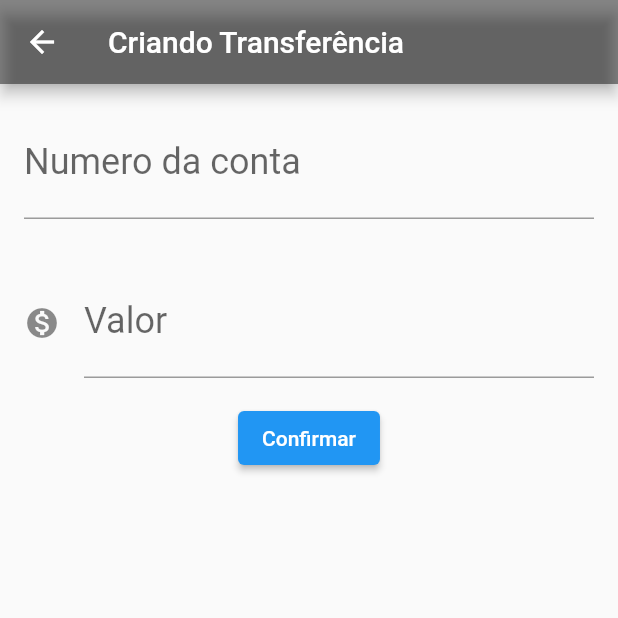
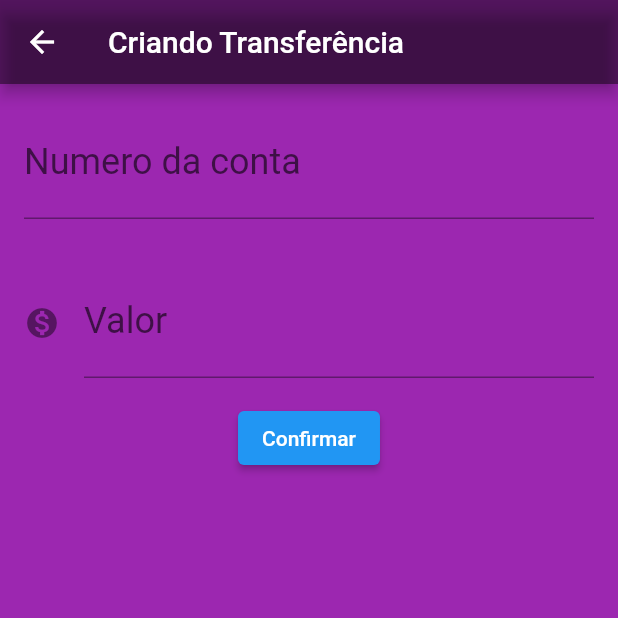
Before and after one commit to fabriciorangel07/RichBank, a Flutter app: the ListaTransferencia screen opened directly, after a tap on the "add" icon, on a phone screen of 412 x 824 dp, the top half of it. Run offline on Flutter 3.47's test engine with Material 2 defaults, Android fonts, the phone set to English and light mode, and no system bars.

Commit message:
Mudando cores do projeto.
Cores nos background.

```diff
--- a/lib/main.dart
+++ b/lib/main.dart
@@ -12,7 +12,6 @@ class Banco extends StatelessWidget {
     return MaterialApp(
       home: Scaffold(
         body: MenuDashboard(),
-        backgroundColor: Color.fromARGB(255, 56, 4, 8),
       ),
     );
   }
--- a/lib/screens/Contatos/lista_contatos.dart
+++ b/lib/screens/Contatos/lista_contatos.dart
@@ -86,7 +86,6 @@ class FormularioContatosState extends State<FormularioContatos> {
   }
 
   void _criaCadastro (BuildContext context) {
-    //debugPrint('Clicou em confirmar');
     final String? nome = (
       _controladorCampoNome.text
     );
@@ -110,8 +109,6 @@ class FormularioContatosState extends State<FormularioContatos> {
         email,
         CPF,
       );
-      //debugPrint('Criando transferência');
-      //debugPrint('$transferenciaCriada');
       Navigator.pop(context, usuarioCriado);
     }
   }
--- a/lib/screens/dashboard.dart
+++ b/lib/screens/dashboard.dart
@@ -19,6 +19,7 @@ class MenuDashboardState extends State<MenuDashboard> {
         backgroundColor: Colors.red,
         title: Text(_tituloAppBar),
       ),
+      backgroundColor: Color.fromARGB(255, 56, 4, 8),
       body: Column(
         mainAxisAlignment: MainAxisAlignment.spaceBetween,
         crossAxisAlignment: CrossAxisAlignment.start,
--- a/lib/screens/transferencias/formulario_transferencia.dart
+++ b/lib/screens/transferencias/formulario_transferencia.dart
@@ -55,6 +55,7 @@ class FormularioTransferenciaState extends State<FormularioTransferencia> {
           ],
         ),
       ),
+      backgroundColor: Colors.purple,
     );
   }
 
--- a/lib/screens/transferencias/lista_transferencia.dart
+++ b/lib/screens/transferencias/lista_transferencia.dart
@@ -22,14 +22,17 @@ class ListaTransferenciaState extends State<ListaTransferencia> {
         title: Text(_tituloAppBar),
         backgroundColor: Colors.redAccent [300],
       ),
+      backgroundColor: Color.fromARGB(255, 59, 2, 11),
       body: ListView.builder(
         itemCount: widget._transferencias.length,
         itemBuilder: ((context, indice) {
+          backgroundColor: Colors.black45;
           final transferencia = widget._transferencias[indice];
           return ItemTransferencia(transferencia);
         }),
       ),
       floatingActionButton: FloatingActionButton(
+        backgroundColor: Colors.black45,
         onPressed: () {
           final Future<Transferencia?> future = Navigator.push(
             context,
```
Also changed, not shown: lib/screens/Contatos/contato.dart (+7 -8 lines).
